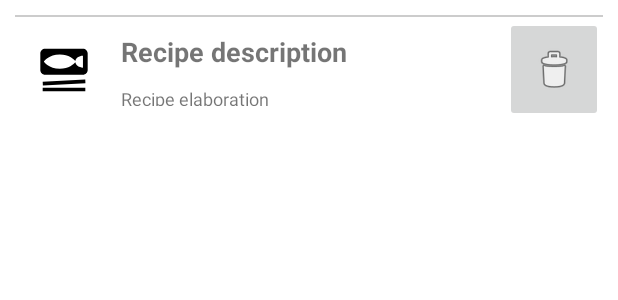
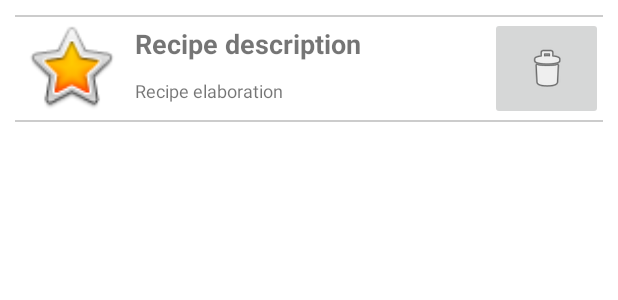
Before and after one commit to ivanrev/MisRecetas, an Android app: the layout receta.xml on its own in the app's theme, with its tools: preview values and no code run, on a phone screen of 412 x 824 dp. Shown: the top 300 px of the screen. Run offline under Robolectric (Android 15) with nearby library versions, the phone set to English and light mode, and no system bars.

Commit message:
Cambios esteticos

```diff
--- a/app/src/main/AndroidManifest.xml
+++ b/app/src/main/AndroidManifest.xml
@@ -11,7 +11,7 @@
         android:supportsRtl="true"
         android:theme="@style/Theme.MisRecetas">
         <activity
-            android:name=".actividades.MainActivity"
+            android:name=".MainActivity"
             android:label="@string/app_name"
             android:theme="@style/Theme.MisRecetas.NoActionBar">
             <intent-filter>
--- a/app/src/main/java/com/ivanr/misrecetas/actividades/ActividadNuevaReceta.kt
+++ b/app/src/main/java/com/ivanr/misrecetas/actividades/ActividadNuevaReceta.kt
@@ -8,6 +8,7 @@ import android.widget.ImageButton
 import android.widget.TextView
 import androidx.appcompat.app.AppCompatActivity
 import androidx.fragment.app.Fragment
+import com.ivanr.misrecetas.MainActivity
 import com.ivanr.misrecetas.R
 import com.ivanr.misrecetas.utilidades.AdminSQLite
 import com.ivanr.misrecetas.utilidades.Util
--- a/app/src/main/java/com/ivanr/misrecetas/utilidades/AdminSQLite.kt
+++ b/app/src/main/java/com/ivanr/misrecetas/utilidades/AdminSQLite.kt
@@ -10,7 +10,7 @@ class AdminSQLite(context: Context?, name: String, factory: SQLiteDatabase.Curso
     val util = Util()
 
     override fun onCreate(db: SQLiteDatabase) {
-        db.execSQL("create table recetas(codigo int primary key autoincrement, \n" +
+        db.execSQL("create table recetas(codigo INTEGER PRIMARY KEY autoincrement, \n" +
                 " descripcion text,\n" +
                 " ingredientes text,\n" +
                 " elaboracion text,\n" +
@@ -40,8 +40,8 @@ class AdminSQLite(context: Context?, name: String, factory: SQLiteDatabase.Curso
     fun borrarReceta (p_context: Context?, p_admin: AdminSQLite, p_id_Receta: Int?) {
         util.mensaje (p_context, "Estoy en boton borrar. IdReceta:"+p_id_Receta)
         val bd = p_admin.writableDatabase
-        //var v_borrado = bd.delete("recetas", "codigo=${p_id_Receta}", null)
-        var v_borrado = bd.delete("recetas", null, null)
+        var v_borrado = bd.delete("recetas", "codigo=${p_id_Receta}", null)
+        //var v_borrado = bd.delete("recetas", null, null)
         bd.close()
         if (v_borrado == 1) {
             util.mensaje (p_context, "Se ha borrado la receta correctamente")
--- a/app/src/main/res/layout/activity_main.xml
+++ b/app/src/main/res/layout/activity_main.xml
@@ -4,7 +4,7 @@
     xmlns:tools="http://schemas.android.com/tools"
     android:layout_width="match_parent"
     android:layout_height="match_parent"
-    tools:context=".actividades.MainActivity">
+    tools:context=".MainActivity">
 
     <LinearLayout
         android:orientation="vertical"
--- a/app/src/main/res/layout/receta.xml
+++ b/app/src/main/res/layout/receta.xml
@@ -5,12 +5,12 @@
     android:orientation="horizontal"
     android:layout_height="match_parent"
     android:layout_width="match_parent"
-    xmlns:app="http://schemas.android.com/apk/res-auto" xmlns:android="http://schemas.android.com/apk/res/android"
-    android:baselineAligned="false">
+    xmlns:app="http://schemas.android.com/apk/res-auto" xmlns:android="http://schemas.android.com/apk/res/android">
 
     <LinearLayout
         android:layout_width="match_parent"
         android:layout_height="71dp"
+        android:layout_weight="9"
         android:divider="@android:drawable/divider_horizontal_textfield"
         android:orientation="vertical"
         android:showDividers="beginning|end">
@@ -18,34 +18,21 @@
         <LinearLayout
             android:layout_width="match_parent"
             android:layout_height="match_parent"
-            android:baselineAligned="false"
+            android:layout_weight="9"
             android:orientation="horizontal">
-
-            <androidx.constraintlayout.widget.ConstraintLayout
-                android:layout_width="0dp"
-                android:layout_height="match_parent"
-                android:layout_weight="8">
 
             <ImageView
                 android:id="@+id/ivImagen"
-                    android:layout_width="65dp"
+                android:layout_width="3dp"
                 android:layout_height="65dp"
                 android:layout_weight="8"
-                    android:contentDescription="@string/todo"
-                    app:layout_constraintBottom_toBottomOf="parent"
-                    app:layout_constraintStart_toStartOf="parent"
-                    app:layout_constraintTop_toTopOf="parent"
-                    tools:srcCompat="@drawable/ic_imagen_receta_foreground" />
+                tools:srcCompat="@android:drawable/btn_star_big_on" />
 
             <LinearLayout
-                    android:id="@+id/linearLayout2"
-                    android:layout_width="0dp"
-                    android:layout_height="59dp"
+                android:layout_width="wrap_content"
+                android:layout_height="wrap_content"
                 android:layout_weight="9"
-                    android:orientation="vertical"
-                    app:layout_constraintBottom_toBottomOf="parent"
-                    app:layout_constraintStart_toEndOf="@+id/ivImagen"
-                    app:layout_constraintTop_toTopOf="parent">
+                android:orientation="vertical">
 
                 <TextView
                     android:id="@+id/tvDescripcion"
@@ -68,17 +55,10 @@
 
             <ImageButton
                 android:id="@+id/btBorrar"
-                    android:layout_width="65dp"
+                android:layout_width="3dp"
                 android:layout_height="match_parent"
                 android:layout_weight="8"
-                    android:contentDescription="@string/nuevaReceta"
-                    app:layout_constraintEnd_toEndOf="parent"
-                    app:layout_constraintHorizontal_bias="1.0"
-                    app:layout_constraintStart_toEndOf="@+id/linearLayout2"
-                    app:srcCompat="@android:drawable/ic_menu_delete"
-                    tools:layout_editor_absoluteY="0dp" />
-
-            </androidx.constraintlayout.widget.ConstraintLayout>
+                app:srcCompat="@android:drawable/ic_menu_delete" />
 
         </LinearLayout>
     </LinearLayout>
--- a/app/src/main/res/menu/menu_main.xml
+++ b/app/src/main/res/menu/menu_main.xml
@@ -1,7 +1,7 @@
 <menu xmlns:android="http://schemas.android.com/apk/res/android"
     xmlns:app="http://schemas.android.com/apk/res-auto"
     xmlns:tools="http://schemas.android.com/tools"
-    tools:context="com.ivanr.misrecetas.actividades.MainActivity">
+    tools:context="com.ivanr.misrecetas.MainActivity">
     <item
         android:id="@+id/action_search"
         android:icon="@android:drawable/ic_search_category_default"
```
Also changed, not shown: app/src/main/java/com/ivanr/misrecetas/MainActivity.kt (renamed from app/src/main/java/com/ivanr/misrecetas/actividades/MainActivity.kt, +3 -16 lines), app/src/main/java/com/ivanr/misrecetas/OnSwipeTouchListener.kt (renamed from app/src/main/java/com/ivanr/misrecetas/listener/OnSwipeTouchListener.kt, +5 -6 lines). Lines whose indentation alone changed are shown as unchanged.
